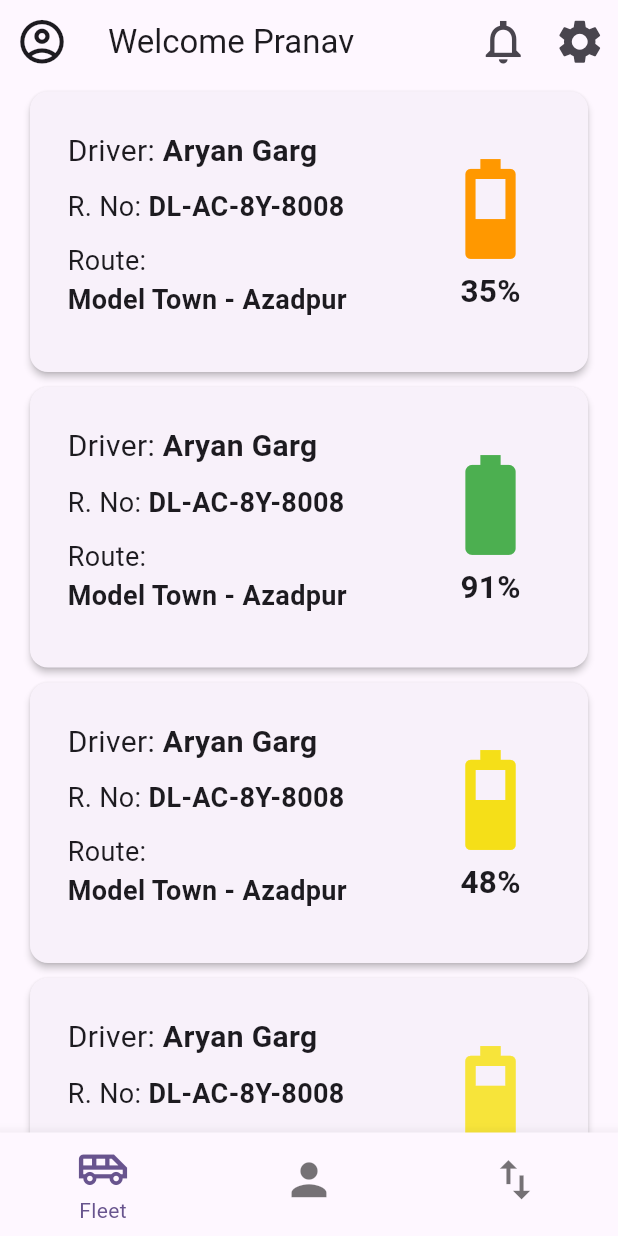
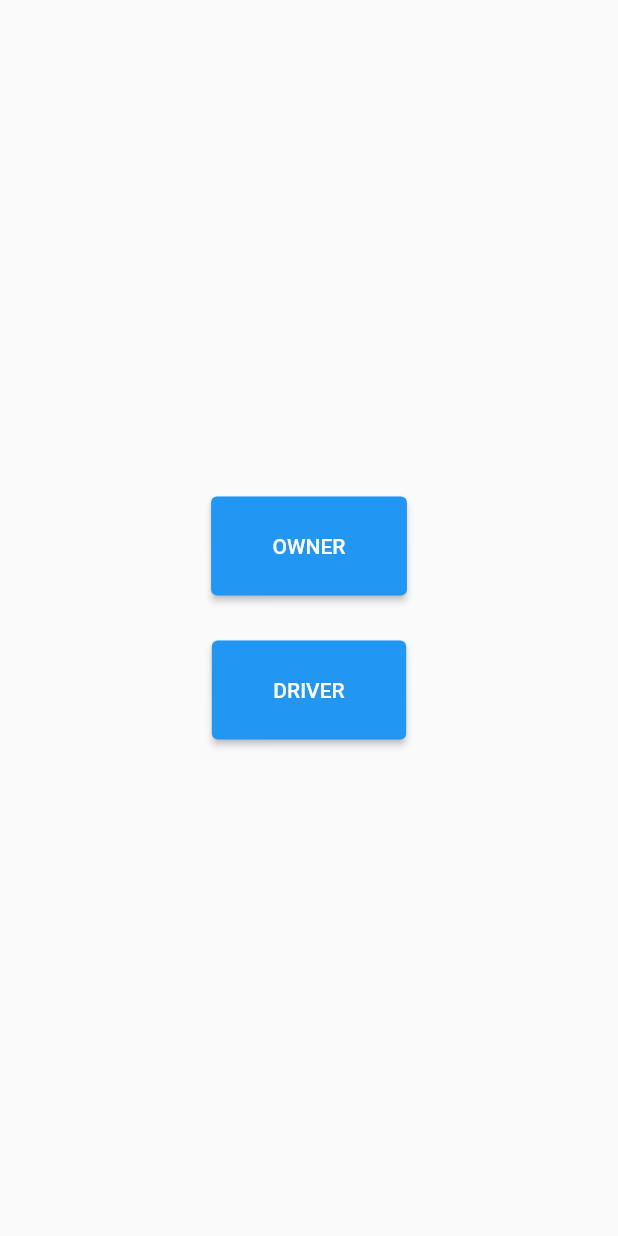
Before and after one commit to PrithviRajput16/Tuktuk, a Flutter app: the screen it shows after launch, on a phone screen of 412 x 824 dp. Run offline on Flutter 3.47's test engine with Material 2 defaults, Android fonts, the light colour scheme and no system bars.

Commit message:
Login page added

```diff
--- a/lib/data/fleet_data.dart
+++ b/lib/data/fleet_data.dart
@@ -1,4 +1,4 @@
-final FleetList = [
+final fleetList = [
   {
     'driver_alloted': 'Aryan Garg',
     'r_no': 'DL-AC-8Y-8008',
--- a/lib/main.dart
+++ b/lib/main.dart
@@ -1,7 +1,6 @@
 import 'package:flutter/material.dart';
-import 'package:tuktuk/screens/driver_screen.dart';
-import 'package:tuktuk/screens/fleet_screen.dart';
-import 'package:tuktuk/screens/income_screen.dart';
+import 'package:tuktuk/owner.dart';
+import 'package:tuktuk/screens/login.dart';
 
 void main() {
   runApp(const MyApp());
@@ -15,87 +14,24 @@ class MyApp extends StatefulWidget {
 }
 
 class _MyAppState extends State<MyApp> {
-  final screens = [
-    const FleetScreen(),
-    const DriverScreen(),
-    const IncomeScreen(),
-  ];
-  var currentIndex = 0;
-  Widget screen = const FleetScreen();
-  void onChange(int index) {
+  Widget? currentScreen;
+  final list = [const Owner()];
+  void changeScreen(int i) {
     setState(() {
-      currentIndex = index;
-      screen = screens[index];
+      currentScreen = list[i];
     });
   }
 
-  // This widget is the root of your application.
+  @override
+  void initState() {
+    currentScreen = LoginPage(
+      changeScreen: changeScreen,
+    );
+    super.initState();
+  }
+
   @override
   Widget build(BuildContext context) {
-    const double iconSize = 35;
-    return MaterialApp(
-      title: 'Tuktuk',
-      theme: ThemeData(
-        colorScheme: ColorScheme.fromSeed(seedColor: Colors.deepPurple),
-        useMaterial3: true,
-      ),
-      home: Scaffold(
-        appBar: AppBar(
-          leading: IconButton(
-            onPressed: () {},
-            icon: const Icon(
-              Icons.account_circle_outlined,
-              size: iconSize,
-            ),
-          ),
-          title: const Text("Welcome Pranav"),
-          actions: [
-            IconButton(
-              onPressed: () {},
-              icon: const Icon(
-                Icons.notifications_none_sharp,
-                size: iconSize,
-              ),
-            ),
-            IconButton(
-              onPressed: () {},
-              icon: const Icon(
-                Icons.settings,
-                size: iconSize,
-              ),
-            ),
-          ],
-        ),
-        body: screen,
-        bottomNavigationBar: BottomNavigationBar(
-          showUnselectedLabels: false,
-          onTap: onChange,
-          currentIndex: currentIndex,
-          items: const [
-            BottomNavigationBarItem(
-              icon: Icon(
-                Icons.airport_shuttle_outlined,
-                size: iconSize,
-              ),
-              label: 'Fleet',
-            ),
-            BottomNavigationBarItem(
-              icon: Icon(
-                Icons.person,
-                size: iconSize,
-              ),
-              label: 'Drivers',
-            ),
-            BottomNavigationBarItem(
-              icon: Icon(
-                Icons.swap_vert,
-                size: iconSize,
-              ),
-              label: 'Transaction',
-            ),
-          ],
-        ),
-      ),
-    );
+    return currentScreen!;
   }
 }
--- /dev/null
+++ b/lib/owner.dart
@@ -0,0 +1,97 @@
+import 'package:flutter/material.dart';
+import 'package:tuktuk/screens/driver_screen.dart';
+import 'package:tuktuk/screens/fleet_screen.dart';
+import 'package:tuktuk/screens/income_screen.dart';
+
+class Owner extends StatefulWidget {
+  const Owner({super.key});
+
+  @override
+  State<Owner> createState() => _OwnerState();
+}
+
+class _OwnerState extends State<Owner> {
+  final screens = [
+    const FleetScreen(),
+    const DriverScreen(),
+    const IncomeScreen(),
+  ];
+  var currentIndex = 0;
+  Widget screen = const FleetScreen();
+  void onChange(int index) {
+    setState(() {
+      currentIndex = index;
+      screen = screens[index];
+    });
+  }
+
+  // This widget is the root of your application.
+  @override
+  Widget build(BuildContext context) {
+    const double iconSize = 35;
+    return MaterialApp(
+      title: 'Tuktuk',
+      theme: ThemeData(
+        colorScheme: ColorScheme.fromSeed(seedColor: Colors.deepPurple),
+        useMaterial3: true,
+      ),
+      home: Scaffold(
+        appBar: AppBar(
+          leading: IconButton(
+            onPressed: () {},
+            icon: const Icon(
+              Icons.account_circle_outlined,
+              size: iconSize,
+            ),
+          ),
+          title: const Text("Welcome Pranav"),
+          actions: [
+            IconButton(
+              onPressed: () {},
+              icon: const Icon(
+                Icons.notifications_none_sharp,
+                size: iconSize,
+              ),
+            ),
+            IconButton(
+              onPressed: () {},
+              icon: const Icon(
+                Icons.settings,
+                size: iconSize,
+              ),
+            ),
+          ],
+        ),
+        body: screen,
+        bottomNavigationBar: BottomNavigationBar(
+          showUnselectedLabels: false,
+          onTap: onChange,
+          currentIndex: currentIndex,
+          items: const [
+            BottomNavigationBarItem(
+              icon: Icon(
+                Icons.airport_shuttle_outlined,
+                size: iconSize,
+              ),
+              label: 'Fleet',
+            ),
+            BottomNavigationBarItem(
+              icon: Icon(
+                Icons.person,
+                size: iconSize,
+              ),
+              label: 'Drivers',
+            ),
+            BottomNavigationBarItem(
+              icon: Icon(
+                Icons.swap_vert,
+                size: iconSize,
+              ),
+              label: 'Transaction',
+            ),
+          ],
+        ),
+      ),
+    );
+  }
+}
--- a/lib/screens/fleet_screen.dart
+++ b/lib/screens/fleet_screen.dart
@@ -6,7 +6,7 @@ class FleetScreen extends StatelessWidget {
 
   @override
   Widget build(BuildContext context) {
-    final tList = FleetList;
+    final tList = fleetList;
     Color? color = Colors.red;
     var batteryIcon = Icons.battery_3_bar;
     return ListView.builder(
--- /dev/null
+++ b/lib/screens/login.dart
@@ -0,0 +1,38 @@
+import 'package:flutter/material.dart';
+
+class LoginPage extends StatelessWidget {
+  const LoginPage({required this.changeScreen, super.key});
+  final void Function(int i) changeScreen;
+  @override
+  Widget build(BuildContext context) {
+    return MaterialApp(
+      home: Scaffold(
+        body: Center(
+          child: Column(
+            mainAxisAlignment: MainAxisAlignment.center,
+            children: [
+              ElevatedButton(
+                  child: const Padding(
+                    padding: EdgeInsets.all(25.0),
+                    child: Text('OWNER'),
+                  ),
+                  onPressed: () {
+                    changeScreen(0);
+                  }),
+              const SizedBox(
+                height: 30,
+              ),
+              ElevatedButton(
+                child: const Padding(
+                  padding: EdgeInsets.all(25.0),
+                  child: Text('DRIVER'),
+                ),
+                onPressed: () => changeScreen(0),
+              ),
+            ],
+          ),
+        ),
+      ),
+    );
+  }
+}
```
